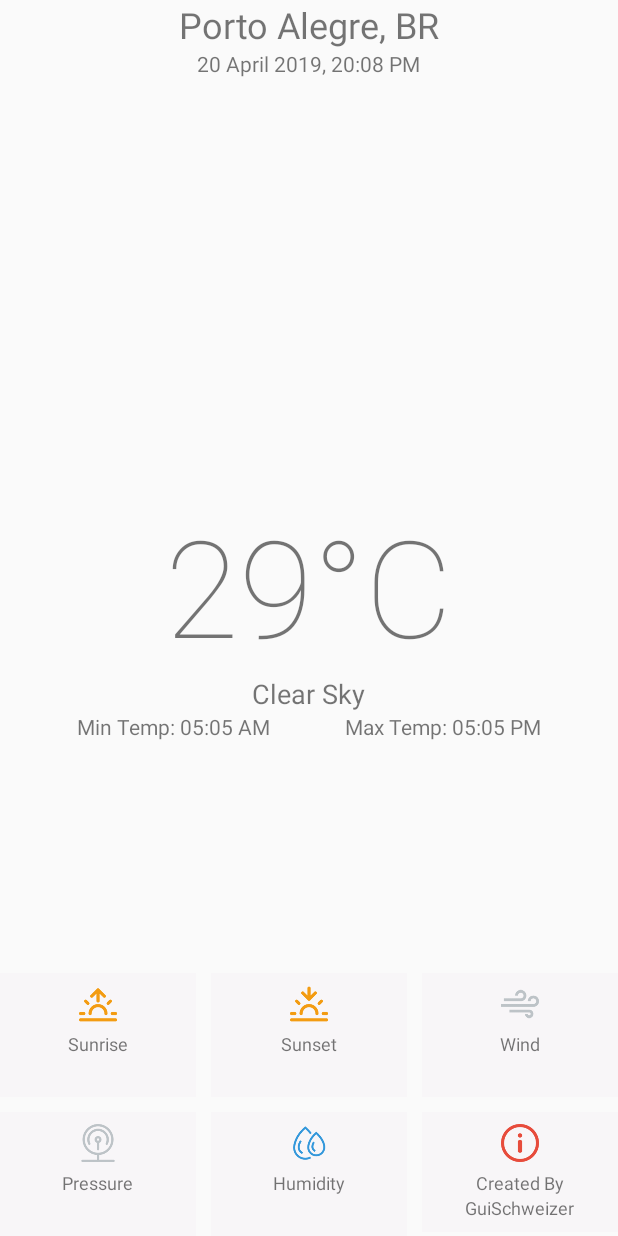
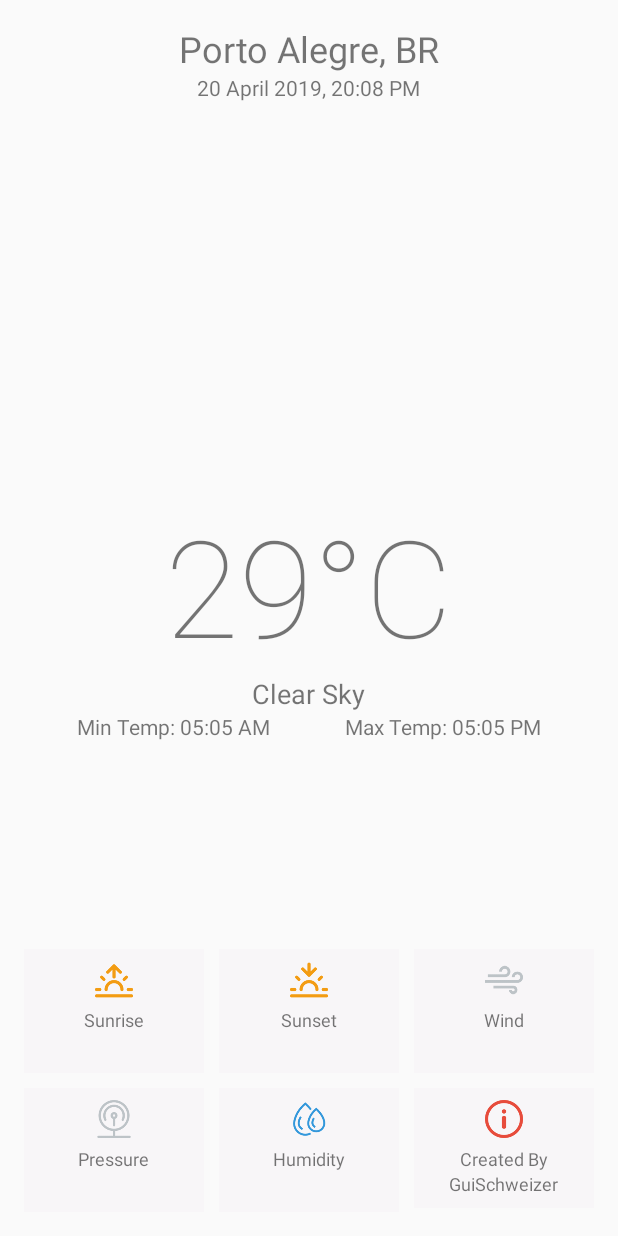
Before and after one commit to Guischweizer/my-weather-app, an Android app: the screen it shows after launch (MainActivity), on a phone screen of 412 x 824 dp. Run offline under Robolectric (Android 15) with nearby library versions, the phone set to English and light mode, and no system bars; 1 statement that could not run was skipped.

Commit message:
Adjusted the padding and added the icon

```diff
--- a/app/src/main/AndroidManifest.xml
+++ b/app/src/main/AndroidManifest.xml
@@ -10,7 +10,7 @@
         android:allowBackup="true"
         android:icon="@mipmap/ic_launcher"
         android:label="@string/app_name"
-        android:roundIcon="@mipmap/ic_launcher_round"
+        android:roundIcon="@mipmap/ic_launcher"
         android:supportsRtl="true"
         android:theme="@style/AppTheme">
         <activity
--- a/app/src/main/res/layout/activity_main.xml
+++ b/app/src/main/res/layout/activity_main.xml
@@ -4,7 +4,8 @@
     android:id="@+id/linearLayout"
     android:layout_width="match_parent"
     android:layout_height="match_parent"
-    android:background="@drawable/bg_gradient">
+    android:background="@drawable/bg_gradient"
+    android:padding="@dimen/default_main_margin">
 
 
     <RelativeLayout
--- a/app/src/main/res/values/dimens.xml
+++ b/app/src/main/res/values/dimens.xml
@@ -1,4 +1,5 @@
 <?xml version="1.0" encoding="utf-8"?>
 <resources>
     <dimen name="margin_bottom_medium">50sp</dimen>
+    <dimen name="default_main_margin">16dp</dimen>
 </resources>
```
